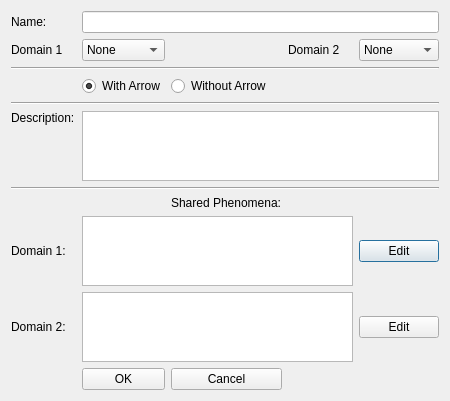
Above: editinterface.ui from mtkloepf/ProF before the change. Below: the same form after it.
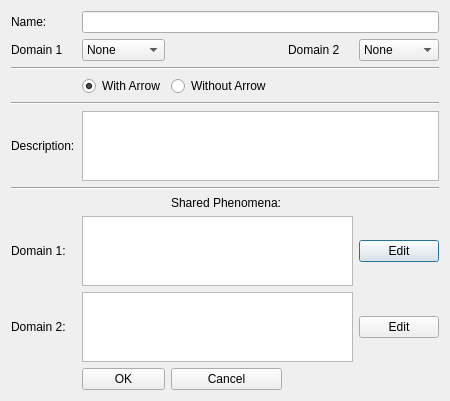
That is the form after the change.

```diff
--- a/editinterface.ui
+++ b/editinterface.ui
@@ -38,16 +38,6 @@
      </property>
     </widget>
    </item>
-   <item row="5" column="0">
-    <widget class="QLabel" name="descriptionLabel">
-     <property name="text">
-      <string>Description:</string>
-     </property>
-     <property name="alignment">
-      <set>Qt::AlignLeading|Qt::AlignLeft|Qt::AlignTop</set>
-     </property>
-    </widget>
-   </item>
    <item row="4" column="0" colspan="5">
     <widget class="Line" name="line_2">
      <property name="orientation">
@@ -178,6 +168,16 @@
    <item row="11" column="1" colspan="3">
     <widget class="QListView" name="domain2SharedListView"/>
    </item>
+   <item row="5" column="0" rowspan="2">
+    <widget class="QLabel" name="descriptionLabel">
+     <property name="text">
+      <string>Description:</string>
+     </property>
+     <property name="alignment">
+      <set>Qt::AlignLeading|Qt::AlignLeft|Qt::AlignVCenter</set>
+     </property>
+    </widget>
+   </item>
   </layout>
  </widget>
  <resources/>
```
Left out of the diff: 2 changed lines with no effect on the pictures.
